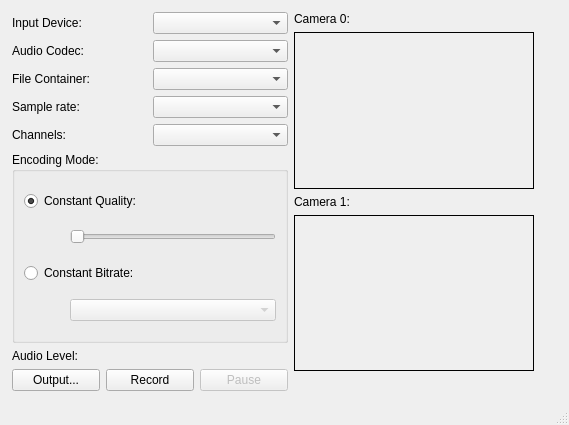
Above: avrecorder.ui from HIIT/meeting-recorder before the change. Below: the same form after it.
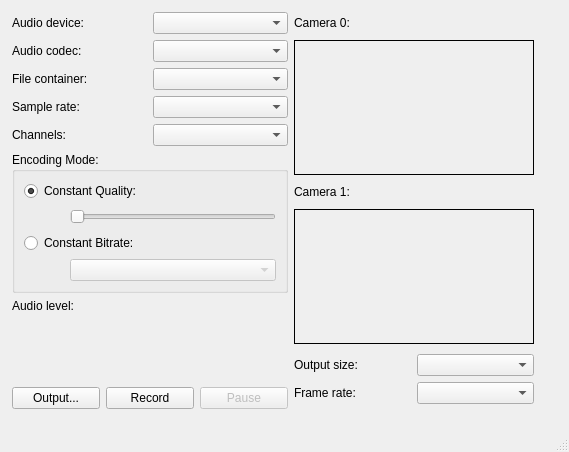
That is the form after the change.

Diff of the .ui file:
```diff
--- a/avrecorder.ui
+++ b/avrecorder.ui
@@ -7,7 +7,7 @@
     <x>0</x>
     <y>0</y>
     <width>569</width>
-    <height>425</height>
+    <height>452</height>
    </rect>
   </property>
   <property name="windowTitle">
@@ -20,7 +20,7 @@
       <x>12</x>
       <y>12</y>
       <width>542</width>
-      <height>379</height>
+      <height>417</height>
      </rect>
     </property>
     <layout class="QHBoxLayout" name="horizontalLayout">
@@ -30,7 +30,7 @@
      <item>
       <layout class="QVBoxLayout" name="verticalLayout">
        <property name="bottomMargin">
-        <number>0</number>
+        <number>20</number>
        </property>
        <item>
         <layout class="QGridLayout" name="gridLayout_2">
@@ -47,21 +47,21 @@
          <item row="1" column="0">
           <widget class="QLabel" name="label_2">
            <property name="text">
-            <string>Audio Codec:</string>
+            <string>Audio codec:</string>
            </property>
           </widget>
          </item>
          <item row="0" column="0">
           <widget class="QLabel" name="label">
            <property name="text">
-            <string>Input Device:</string>
+            <string>Audio device:</string>
            </property>
           </widget>
          </item>
          <item row="2" column="0">
           <widget class="QLabel" name="label_3">
            <property name="text">
-            <string>File Container:</string>
+            <string>File container:</string>
            </property>
           </widget>
          </item>
@@ -162,8 +162,14 @@
         <layout class="QHBoxLayout" name="horizontalLayout_5">
          <item>
           <widget class="QLabel" name="levelLabel">
+           <property name="sizePolicy">
+            <sizepolicy hsizetype="Preferred" vsizetype="Maximum">
+             <horstretch>0</horstretch>
+             <verstretch>0</verstretch>
+            </sizepolicy>
+           </property>
            <property name="text">
-            <string>Audio Level:</string>
+            <string>Audio level:</string>
            </property>
           </widget>
          </item>
@@ -172,6 +178,19 @@
          </item>
         </layout>
        </item>
+       <item>
+        <spacer name="verticalSpacer">
+         <property name="orientation">
+          <enum>Qt::Vertical</enum>
+         </property>
+         <property name="sizeHint" stdset="0">
+          <size>
+           <width>20</width>
+           <height>40</height>
+          </size>
+         </property>
+        </spacer>
+       </item>
        <item>
         <layout class="QHBoxLayout" name="horizontalLayout_3">
          <item>
@@ -225,6 +244,12 @@
        </item>
        <item>
         <widget class="QLabel" name="viewfinder_0">
+         <property name="sizePolicy">
+          <sizepolicy hsizetype="Preferred" vsizetype="Maximum">
+           <horstretch>0</horstretch>
+           <verstretch>0</verstretch>
+          </sizepolicy>
+         </property>
          <property name="minimumSize">
           <size>
            <width>240</width>
@@ -257,6 +282,12 @@
        </item>
        <item>
         <widget class="QLabel" name="viewfinder_1">
+         <property name="sizePolicy">
+          <sizepolicy hsizetype="Preferred" vsizetype="Maximum">
+           <horstretch>0</horstretch>
+           <verstretch>0</verstretch>
+          </sizepolicy>
+         </property>
          <property name="minimumSize">
           <size>
            <width>240</width>
@@ -271,6 +302,30 @@
          </property>
         </widget>
        </item>
+       <item>
+        <layout class="QGridLayout" name="gridLayout_3" columnstretch="0,0" columnminimumwidth="0,0">
+         <item row="0" column="1">
+          <widget class="QComboBox" name="cameraOutBox"/>
+         </item>
+         <item row="0" column="0">
+          <widget class="QLabel" name="label_6">
+           <property name="text">
+            <string>Output size:</string>
+           </property>
+          </widget>
+         </item>
+         <item row="1" column="0">
+          <widget class="QLabel" name="label_7">
+           <property name="text">
+            <string>Frame rate:</string>
+           </property>
+          </widget>
+         </item>
+         <item row="1" column="1">
+          <widget class="QComboBox" name="frameRateBox"/>
+         </item>
+        </layout>
+       </item>
       </layout>
      </item>
     </layout>
```
Left out of the diff: 40 changed lines with no effect on the pictures.
